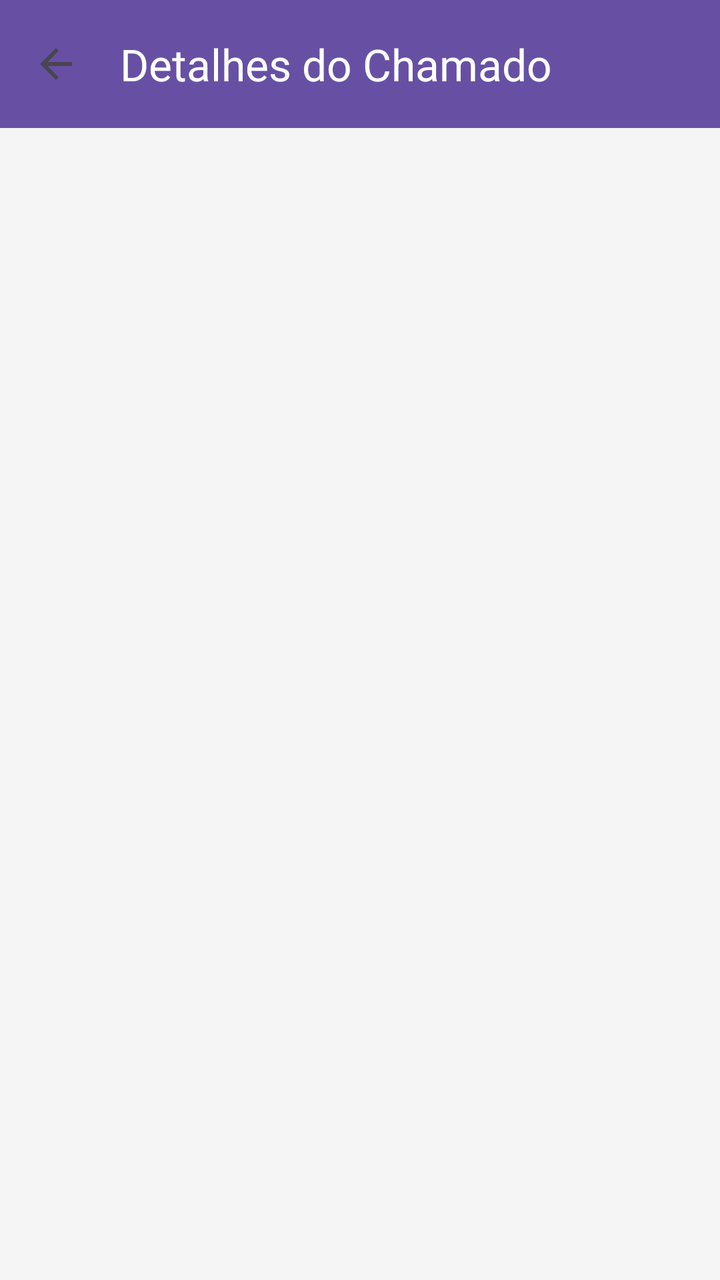
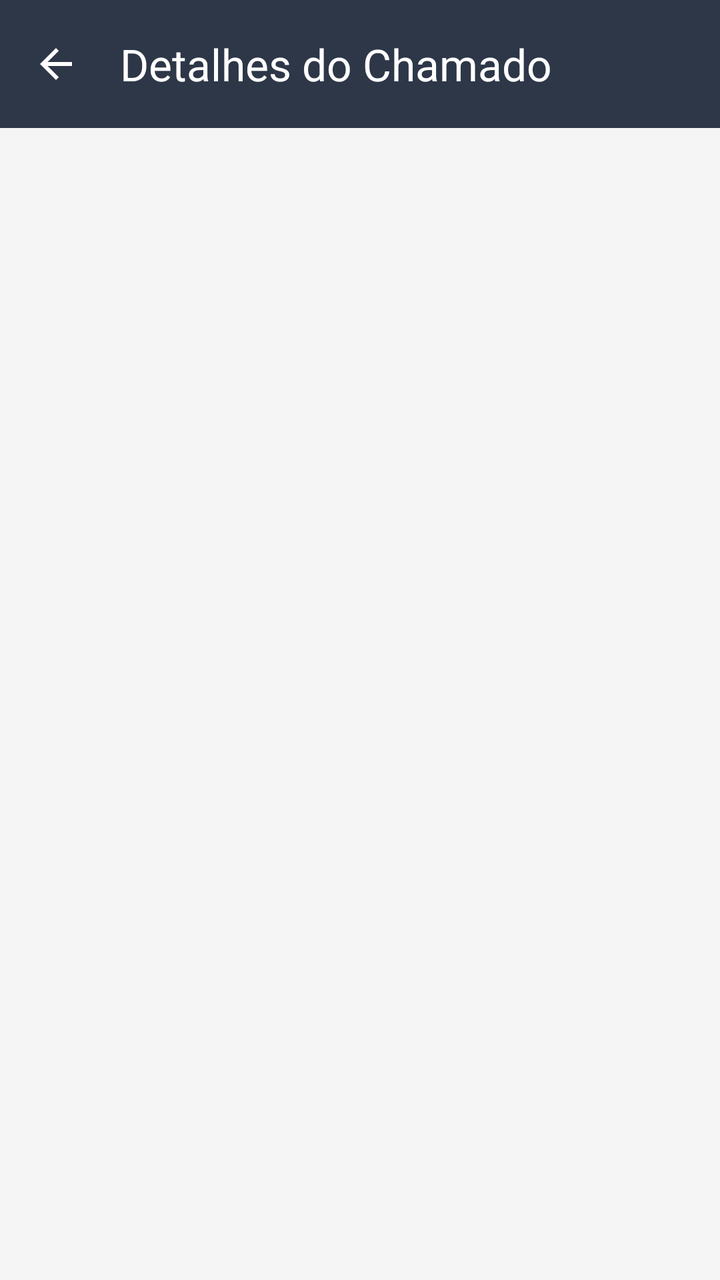

Before-and-after screenshots of an Android layout around one commit, followed by the original layout XML and the change that was made.
<!-- AndroidManifest.xml: application theme Theme.TechSolve -->
<!-- res/layout/activity_detalhes_chamado.xml -->
<?xml version="1.0" encoding="utf-8"?>
<ScrollView xmlns:android="http://schemas.android.com/apk/res/android"
    xmlns:app="http://schemas.android.com/apk/res-auto"
    android:layout_width="match_parent"
    android:layout_height="match_parent"
    android:fillViewport="true"
    android:background="#F5F5F5">

    <LinearLayout
        android:layout_width="match_parent"
        android:layout_height="wrap_content"
        android:orientation="vertical">

        <androidx.appcompat.widget.Toolbar
            android:id="@+id/toolbar"
            android:layout_width="match_parent"
            android:layout_height="?attr/actionBarSize"
            android:background="?attr/colorPrimary"
            app:title="Detalhes do Chamado"
            app:titleTextColor="@android:color/white"
            app:navigationIcon="?attr/homeAsUpIndicator" />

        <ProgressBar
            android:id="@+id/progressBar"
            android:layout_width="wrap_content"
            android:layout_height="wrap_content"
            android:layout_gravity="center"
            android:layout_margin="32dp" />

        <LinearLayout
            android:id="@+id/layoutContent"
            android:layout_width="match_parent"
            android:layout_height="wrap_content"
            android:orientation="vertical"
            android:visibility="gone"
            android:padding="16dp">

            <androidx.cardview.widget.CardView
                android:layout_width="match_parent"
                android:layout_height="wrap_content"
                app:cardCornerRadius="8dp"
                app:cardElevation="2dp">

                <LinearLayout
                    android:layout_width="match_parent"
                    android:layout_height="wrap_content"
                    android:orientation="vertical"
                    android:padding="16dp">

                    <TextView
                        android:id="@+id/tvTitulo"
                        android:layout_width="match_parent"
                        android:layout_height="wrap_content"
                        android:text="Título do Chamado"
                        android:textSize="20sp"
                        android:textStyle="bold"
                        android:textColor="#000000" />

                    <LinearLayout
                        android:layout_width="match_parent"
                        android:layout_height="wrap_content"
                        android:orientation="horizontal"
                        android:layout_marginTop="12dp">

                        <TextView
                            android:id="@+id/tvStatus"
                            android:layout_width="wrap_content"
                            android:layout_height="wrap_content"
                            android:text="Status"
                            android:textSize="14sp"
                            android:background="#4CAF50"
                            android:textColor="@android:color/white"
                            android:paddingStart="12dp"
                            android:paddingEnd="12dp"
                            android:paddingTop="6dp"
                            android:paddingBottom="6dp" />

                        <View
                            android:layout_width="0dp"
                            android:layout_height="0dp"
                            android:layout_weight="1" />

                        <TextView
                            android:id="@+id/tvData"
                            android:layout_width="wrap_content"
                            android:layout_height="wrap_content"
                            android:text="01/01/2024"
                            android:textSize="14sp"
                            android:textColor="#666666" />
                    </LinearLayout>

                    <View
                        android:layout_width="match_parent"
                        android:layout_height="1dp"
                        android:background="#E0E0E0"
                        android:layout_marginTop="16dp"
                        android:layout_marginBottom="16dp" />

                    <TextView
                        android:layout_width="wrap_content"
                        android:layout_height="wrap_content"
                        android:text="Descrição"
                        android:textSize="14sp"
                        android:textStyle="bold"
                        android:textColor="#666666" />

                    <TextView
                        android:id="@+id/tvDescricao"
                        android:layout_width="match_parent"
                        android:layout_height="wrap_content"
                        android:text="Descrição do chamado"
                        android:textSize="16sp"
                        android:textColor="#000000"
                        android:layout_marginTop="8dp" />

                    <View
                        android:layout_width="match_parent"
                        android:layout_height="1dp"
                        android:background="#E0E0E0"
                        android:layout_marginTop="16dp"
                        android:layout_marginBottom="16dp" />

                    <LinearLayout
                        android:layout_width="match_parent"
                        android:layout_height="wrap_content"
                        android:orientation="horizontal">

                        <LinearLayout
                            android:layout_width="0dp"
                            android:layout_height="wrap_content"
                            android:layout_weight="1"
                            android:orientation="vertical">

                            <TextView
                                android:layout_width="wrap_content"
                                android:layout_height="wrap_content"
                                android:text="Categoria"
                                android:textSize="12sp"
                                android:textColor="#666666" />

                            <TextView
                                android:id="@+id/tvCategoria"
                                android:layout_width="wrap_content"
                                android:layout_height="wrap_content"
                                android:text="Hardware"
                                android:textSize="16sp"
                                android:textStyle="bold"
                                android:textColor="#000000"
                                android:layout_marginTop="4dp" />
                        </LinearLayout>

                        <LinearLayout
                            android:layout_width="0dp"
                            android:layout_height="wrap_content"
                            android:layout_weight="1"
                            android:orientation="vertical">

                            <TextView
                                android:layout_width="wrap_content"
                                android:layout_height="wrap_content"
                                android:text="Prioridade"
                                android:textSize="12sp"
                                android:textColor="#666666" />

                            <TextView
                                android:id="@+id/tvPrioridade"
                                android:layout_width="wrap_content"
                                android:layout_height="wrap_content"
                                android:text="Média"
                                android:textSize="16sp"
                                android:textStyle="bold"
                                android:textColor="#FF9800"
                                android:layout_marginTop="4dp" />
                        </LinearLayout>
                    </LinearLayout>

                    <LinearLayout
                        android:id="@+id/layoutTecnico"
                        android:layout_width="match_parent"
                        android:layout_height="wrap_content"
                        android:orientation="vertical"
                        android:layout_marginTop="16dp"
                        android:visibility="gone">

                        <TextView
                            android:layout_width="wrap_content"
                            android:layout_height="wrap_content"
                            android:text="Técnico Responsável"
                            android:textSize="12sp"
                            android:textColor="#666666" />

                        <TextView
                            android:id="@+id/tvTecnico"
                            android:layout_width="wrap_content"
                            android:layout_height="wrap_content"
                            android:text="Nome do Técnico"
                            android:textSize="16sp"
                            android:textStyle="bold"
                            android:textColor="#000000"
                            android:layout_marginTop="4dp" />
                    </LinearLayout>
                </LinearLayout>
            </androidx.cardview.widget.CardView>
        </LinearLayout>
    </LinearLayout>
</ScrollView>
<!-- resources referenced by this layout -->
<resources>
  <style name="Theme.TechSolve" parent="Base.Theme.TechSolve" />
  <style name="Base.Theme.TechSolve" parent="Theme.Material3.DayNight.NoActionBar">
          
          
      </style>
</resources>

<!-- the commit's change to res/layout/activity_detalhes_chamado.xml (unified diff, before → after) -->
@@ -16,6 +16,7 @@
             android:layout_width="match_parent"
             android:layout_height="?attr/actionBarSize"
             android:background="?attr/colorPrimary"
+            android:theme="@style/ThemeOverlay.MaterialComponents.Dark.ActionBar"
             app:title="Detalhes do Chamado"
             app:titleTextColor="@android:color/white"
             app:navigationIcon="?attr/homeAsUpIndicator" />
<!-- resource entries referenced after the edit -->
@@ -1,9 +1,32 @@
 <!-- resources referenced by this layout -->
 <resources>
   <style name="Theme.TechSolve" parent="Base.Theme.TechSolve" />
-  <style name="Base.Theme.TechSolve" parent="Theme.Material3.DayNight.NoActionBar">
+  <style name="Base.Theme.TechSolve" parent="Theme.Material3.Light.NoActionBar">
+          <item name="colorPrimary">@color/techsolve_escuro</item>
+          <item name="colorOnPrimary">@color/white</item>
+          <item name="colorPrimaryContainer">@color/techsolve_destaque</item>
+          <item name="colorOnPrimaryContainer">@color/techsolve_mais_escuro</item>
+          <item name="colorSecondary">@color/techsolve_escuro</item>
+          <item name="colorOnSecondary">@color/white</item>
+          <item name="colorSecondaryContainer">@color/techsolve_destaque_claro</item>
+          <item name="colorOnSecondaryContainer">@color/techsolve_mais_escuro</item>
+  
           
-          
+          <item name="colorSurface">@color/white</item>
+          <item name="colorSurfaceContainerLowest">@color/white</item>
+          <item name="colorSurfaceContainerLow">@color/white</item>
+          <item name="colorSurfaceContainer">@color/white</item>
+          <item name="colorSurfaceContainerHigh">@color/white</item>
+          <item name="colorSurfaceContainerHighest">@color/techsolve_fundo</item>
+  
+          <item name="android:statusBarColor">@color/techsolve_mais_escuro</item>
+          <item name="android:windowLightStatusBar">false</item>
       </style>
+  <color name="techsolve_escuro">#FF2D3748</color>
+  <color name="white">#FFFFFFFF</color>
+  <color name="techsolve_destaque">#FFFBBF24</color>
+  <color name="techsolve_mais_escuro">#FF1A202C</color>
+  <color name="techsolve_destaque_claro">#FFFDE9A8</color>
+  <color name="techsolve_fundo">#FFF5F5F5</color>
 </resources>
 
